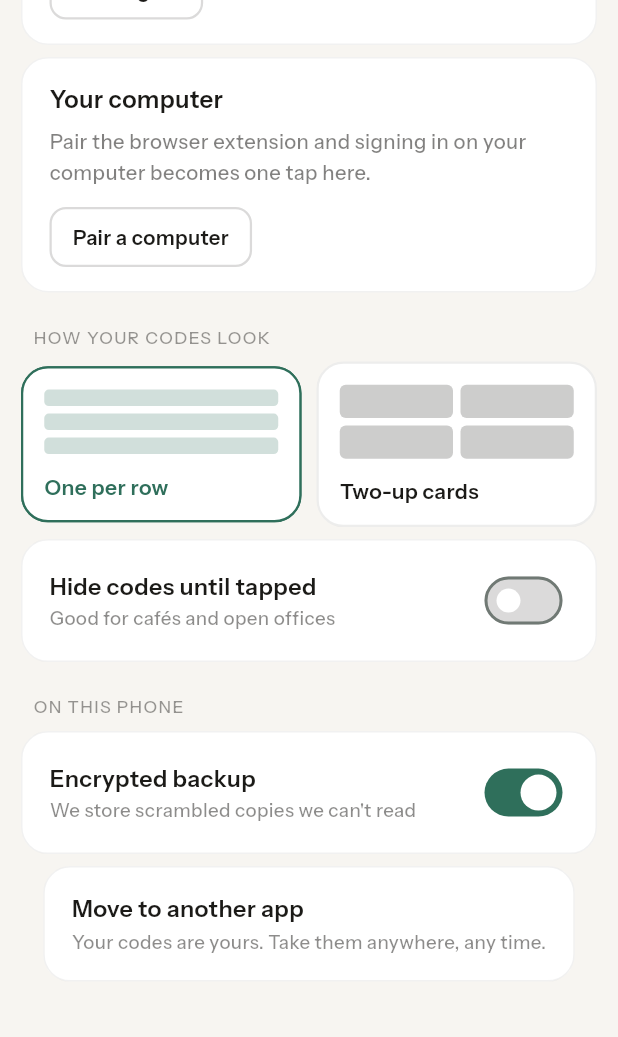
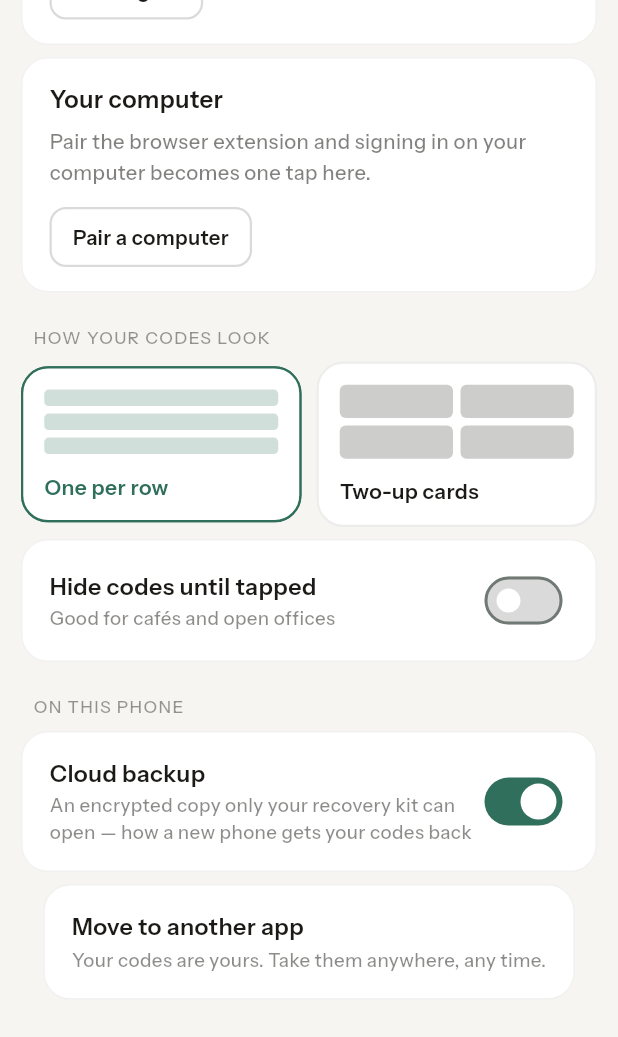
Before and after one commit to LunaNiermann/Purr, a Flutter app: the SecurityScreen screen opened directly, scrolled down 436 dp, on a phone screen of 412 x 824 dp. Shown: the top 1037 px of the screen. Run offline on Flutter 3.47's test engine with Material 3 defaults, Android fonts, the phone set to English and light mode, and no system bars; our stand-ins replace firebase_core, firebase_messaging, flutter_local_notifications, flutter_riverpod, flutter_secure_storage, local_auth and 5 more; missing offline and left inert: bip39, cryptography, mobile_scanner; accounts and stored records are empty; project files that could hold a hidden picture were left out.

Commit message:
Fix dead export button; clearer names for backup & unlock toggles
- "Show my export codes" did nothing: it popped the bottom sheet and then
  navigated using that same (now-defunct) sheet context, so the export
  screen never pushed. Pop the sheet, then gate + navigate on the screen's
  context. Also use confirmOrBypass so a device with no lock doesn't
  silently dead-end (prompt returns false there). Same fix for "Print again".
- "Encrypted backup" implied a choice between encrypted/plain. Rename to
  "Cloud backup" with a subtitle that says what it's for (an encrypted copy
  only the recovery kit can open — how a new phone restores).
- "Unlock without typing" -> "Quick unlock", subtitle naming fingerprint/
  face/screen lock and keeping the "not your second factor" nuance.

Co-Authored-By: Claude Fable 5 <noreply@anthropic.com>

```diff
--- a/app/lib/src/screens/security/security_screen.dart
+++ b/app/lib/src/screens/security/security_screen.dart
@@ -36,7 +36,7 @@ class _SecurityScreenState extends ConsumerState<SecurityScreen> {
   }
 
   Future<void> _printKitAgain() async {
-    final ok = await Biometrics.prompt('Confirm to view your recovery kit');
+    final ok = await Biometrics.confirmOrBypass('Confirm to view your recovery kit');
     if (!ok) return;
     final meta = await ref.read(vaultStoreProvider).kitMeta();
     if (meta == null || !mounted) return;
@@ -220,8 +220,9 @@ class _SecurityScreenState extends ConsumerState<SecurityScreen> {
                 children: [
                   if (_canAuth) ...[
                     _ToggleRow(
-                      title: 'Unlock without typing',
-                      subtitle: 'Opens the app — not a second factor',
+                      title: 'Quick unlock',
+                      subtitle: 'Open Purr with your fingerprint, face, or '
+                          "screen lock — it's not your second factor",
                       value: prefs.biometricsEnabled,
                       onChanged: (v) async {
                         if (v) {
@@ -237,8 +238,9 @@ class _SecurityScreenState extends ConsumerState<SecurityScreen> {
                     const SizedBox(height: 8),
                   ],
                   _ToggleRow(
-                    title: 'Encrypted backup',
-                    subtitle: "We store scrambled copies we can't read",
+                    title: 'Cloud backup',
+                    subtitle: 'An encrypted copy only your recovery kit can '
+                        'open — how a new phone gets your codes back',
                     value: prefs.encryptedBackup,
                     onChanged: (v) async {
                       await ref
@@ -286,7 +288,7 @@ class _SecurityScreenState extends ConsumerState<SecurityScreen> {
       shape: const RoundedRectangleBorder(
         borderRadius: BorderRadius.vertical(top: Radius.circular(30)),
       ),
-      builder: (context) => SafeArea(
+      builder: (sheetContext) => SafeArea(
         child: Padding(
           padding: const EdgeInsets.fromLTRB(26, 14, 26, 30),
           child: Column(
@@ -316,10 +318,12 @@ class _SecurityScreenState extends ConsumerState<SecurityScreen> {
               TkPrimaryButton(
                 label: 'Show my export codes',
                 onPressed: () async {
-                  final ok = await Biometrics.prompt(
+                  // Close the sheet first, then gate and navigate on the
+                  // screen's context — the sheet context is dead after pop.
+                  Navigator.pop(sheetContext);
+                  final ok = await Biometrics.confirmOrBypass(
                       'Confirm to export your accounts');
                   if (!ok || !context.mounted) return;
-                  Navigator.pop(context);
                   _showExportQrs(context);
                 },
               ),
```
Also changed, not shown: app/lib/src/services/biometrics.dart (+9 -0 lines).
